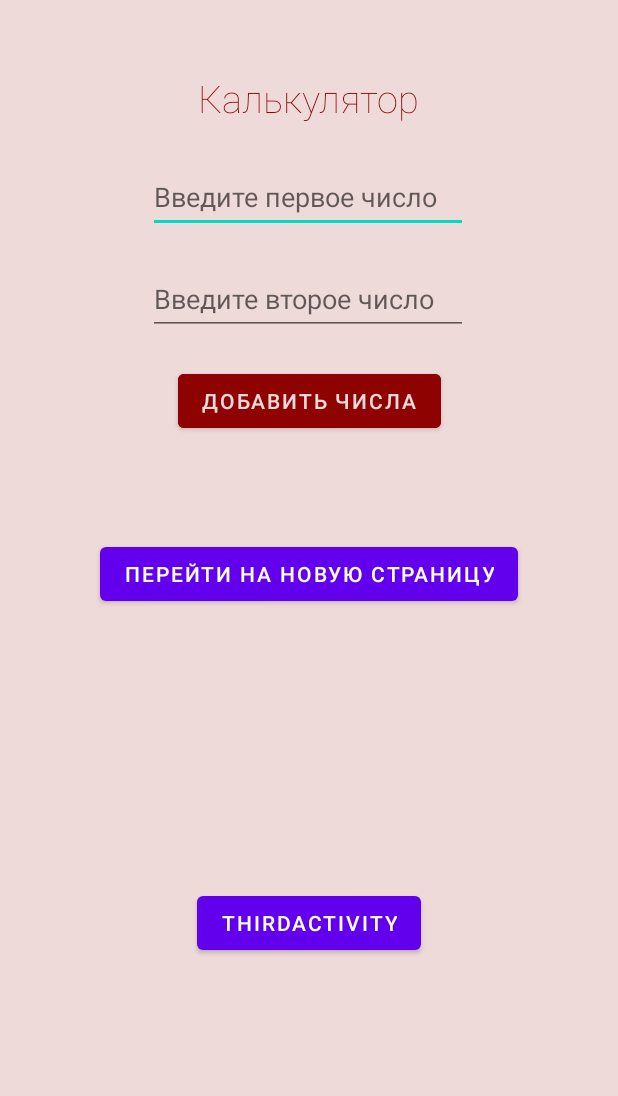
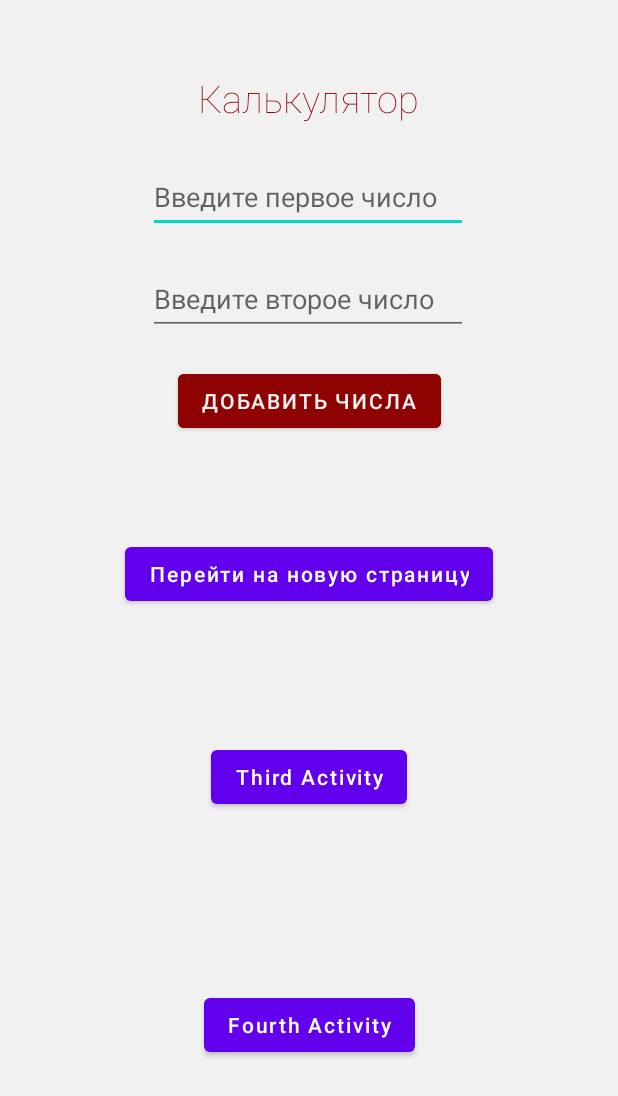
Before and after one commit to Pistron3000/TestApp, an Android app: the screen it shows after launch (MainActivity), on a phone screen of 412 x 824 dp. Shown: the top 1096 px of the screen. Run offline under Robolectric (Android 15) with nearby library versions, the phone set to English and light mode, and no system bars.

Commit message:
add design activity

```diff
--- a/app/src/main/java/com/example/testapp/MainActivity.java
+++ b/app/src/main/java/com/example/testapp/MainActivity.java
@@ -40,6 +40,11 @@ public class MainActivity extends AppCompatActivity {
         });
     }
 
+    public void  startNewActivity3(View v) {
+        Intent intent = new Intent(this, FourthActivity.class);
+        startActivity(intent);
+    }
+
     public void  startNewActivity2(View v) {
         Intent intent = new Intent(this, ThirdActivity.class);
         startActivity(intent);
--- a/app/src/main/res/layout/activity_main.xml
+++ b/app/src/main/res/layout/activity_main.xml
@@ -67,6 +67,7 @@
         android:layout_marginTop="67dp"
         android:onClick="startNewActivity"
         android:text="Перейти на новую страницу"
+        android:textAllCaps="false"
         app:layout_constraintEnd_toEndOf="parent"
         app:layout_constraintStart_toStartOf="parent"
         app:layout_constraintTop_toBottomOf="@+id/add_button" />
@@ -76,10 +77,24 @@
         android:layout_width="wrap_content"
         android:layout_height="wrap_content"
         android:onClick="startNewActivity2"
-        android:text="ThirdActivity"
+        android:text="Third Activity"
+        android:textAllCaps="false"
         app:layout_constraintBottom_toBottomOf="parent"
         app:layout_constraintEnd_toEndOf="parent"
         app:layout_constraintStart_toStartOf="parent"
-        app:layout_constraintTop_toBottomOf="@+id/button2" />
+        app:layout_constraintTop_toBottomOf="@+id/button2"
+        app:layout_constraintVertical_bias="0.237" />
+
+    <Button
+        android:id="@+id/button_fourth_activity"
+        android:layout_width="wrap_content"
+        android:layout_height="wrap_content"
+        android:text="Fourth Activity"
+        android:onClick="startNewActivity3"
+        android:textAllCaps="false"
+        app:layout_constraintBottom_toBottomOf="parent"
+        app:layout_constraintEnd_toEndOf="parent"
+        app:layout_constraintStart_toStartOf="parent"
+        app:layout_constraintTop_toBottomOf="@+id/button_third_activity" />
 
 </androidx.constraintlayout.widget.ConstraintLayout>
--- a/app/src/main/res/values/colors.xml
+++ b/app/src/main/res/values/colors.xml
@@ -7,6 +7,7 @@
     <color name="teal_700">#FF018786</color>
     <color name="black">#FF000000</color>
     <color name="white">#FFFFFFFF</color>
-    <color name="bg">#FFEFDADA</color>
+    <color name="bg">#f1f1f1</color>
+    <color name="bg2">#46BEE6</color>
     <color name="statusBar">#FF8E0202</color>
 </resources>
```
Also changed, not shown: app/src/main/AndroidManifest.xml (+7 -0 lines), app/src/main/java/com/example/testapp/FourthActivity.java (added, +14 -0 lines), app/src/main/res/layout/activity_fourth.xml (added, +105 -0 lines), app/src/main/res/drawable/image_first.jpeg (added), app/src/main/res/font/montserrat_bold.ttf (added).
